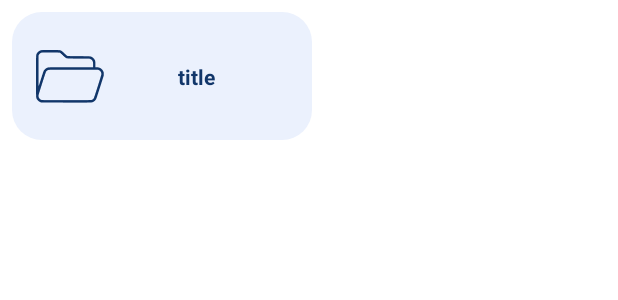
After one commit to czTangt/Monitor, an Android app: the layout viewholder_archive.xml on its own in the app's theme, with its tools: preview values and no code run, on a phone screen of 412 x 824 dp. The commit adds this screen. Shown: the top 300 px of the screen. Run offline under Robolectric (Android 15) with nearby library versions, the phone set to English and light mode, and no system bars.

Commit message:
implement ViewHolder Archive UI

```diff
--- a/app/src/main/java/com/cztang/monitor/Adapter/OngoingAdapter.java
+++ b/app/src/main/java/com/cztang/monitor/Adapter/OngoingAdapter.java
@@ -85,11 +85,11 @@
             super(itemView);
             layout = itemView.findViewById(R.id.layout);
             progressText = itemView.findViewById(R.id.progressText);
-            title = itemView.findViewById(R.id.titleText);
+            title = itemView.findViewById(R.id.titleText_ongoing);
             date = itemView.findViewById(R.id.dataText);
             progressBar = itemView.findViewById(R.id.progressBar);
             progressBarPercent = itemView.findViewById(R.id.percentText);
-            pic = itemView.findViewById(R.id.pic);
+            pic = itemView.findViewById(R.id.pic_ongoing);
         }
     }
 }
--- /dev/null
+++ b/app/src/main/res/layout/viewholder_archive.xml
@@ -0,0 +1,34 @@
+<?xml version="1.0" encoding="utf-8"?>
+<androidx.constraintlayout.widget.ConstraintLayout xmlns:android="http://schemas.android.com/apk/res/android"
+    xmlns:app="http://schemas.android.com/apk/res-auto"
+    xmlns:tools="http://schemas.android.com/tools"
+    android:layout_width="wrap_content"
+    android:layout_height="85dp"
+    android:layout_margin="8dp"
+    android:background="@drawable/light_background"
+    android:minWidth="200dp">
+
+    <ImageView
+        android:id="@+id/pic_archive"
+        android:layout_width="wrap_content"
+        android:layout_height="wrap_content"
+        android:layout_marginStart="16dp"
+        app:layout_constraintBottom_toBottomOf="parent"
+        app:layout_constraintStart_toStartOf="parent"
+        app:layout_constraintTop_toTopOf="parent"
+        tools:srcCompat="@drawable/folder" />
+
+    <TextView
+        android:id="@+id/titleText_archive"
+        android:layout_width="wrap_content"
+        android:layout_height="wrap_content"
+        android:layout_marginEnd="16dp"
+        android:text="title"
+        android:textColor="@color/dark_blue"
+        android:textStyle="bold"
+        android:textSize="14sp"
+        app:layout_constraintBottom_toBottomOf="@+id/pic_archive"
+        app:layout_constraintEnd_toEndOf="parent"
+        app:layout_constraintStart_toEndOf="@+id/pic_archive"
+        app:layout_constraintTop_toTopOf="@+id/pic_archive" />
+</androidx.constraintlayout.widget.ConstraintLayout>
```
Also changed, not shown: app/src/main/res/layout/viewholder_ongoing.xml (+7 -7 lines).
